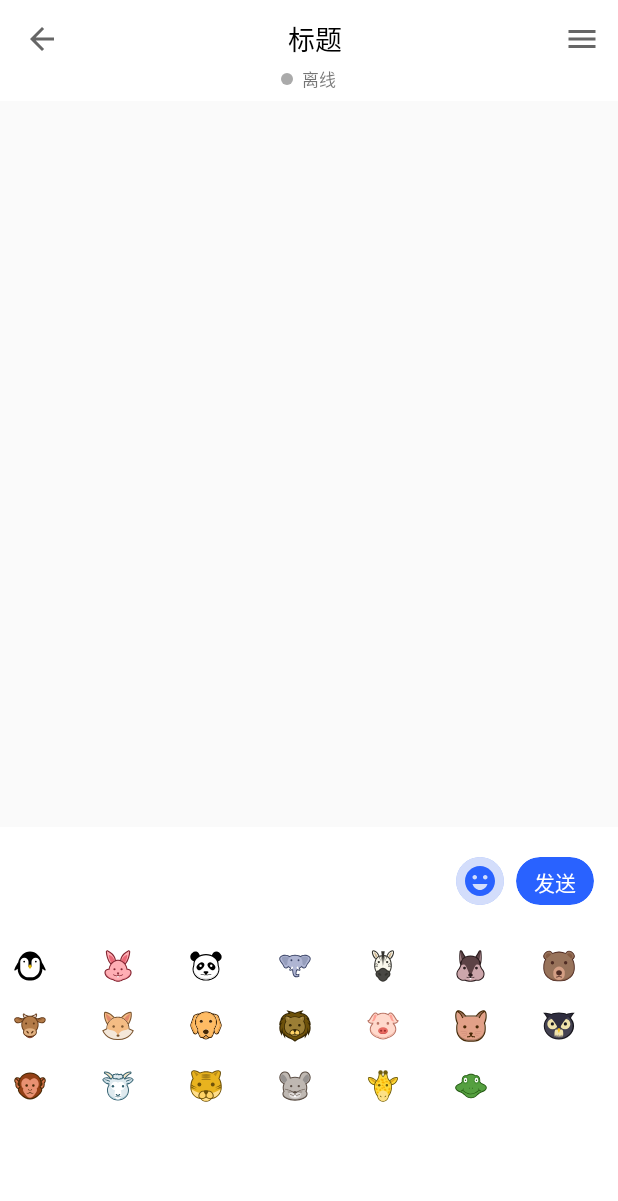
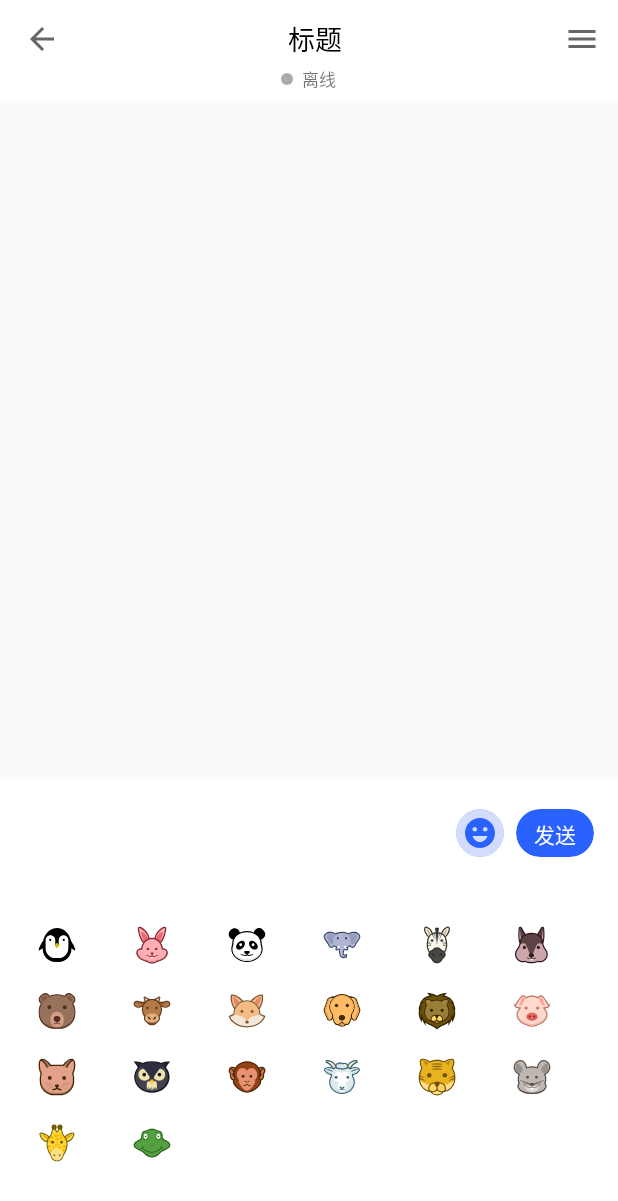
Before and after one commit to StupidTrees/CloudLiter-kotlin, an Android app: the ChatActivity screen opened directly, with no data from a screen before it, on a phone screen of 412 x 824 dp. Shown: the top 1201 px of the screen. Run offline under Robolectric (Android 15) with nearby library versions, the phone set to English and light mode, and no system bars; our stand-ins replace ButterKnife; libraries missing offline, so code that uses them is left out: net.cachapa.expandablelayout; plain views replace ExpandableLayout; 2 statements that could not run were skipped.

Commit message:
修改部分ui

```diff
--- a/app/src/main/AndroidManifest.xml
+++ b/app/src/main/AndroidManifest.xml
@@ -18,9 +18,6 @@
         <!-- 不加↑这两行，裁剪没法用 -->
         <activity
             android:name=".ui.conversation.ConversationActivity"
-            android:launchMode="singleTask" />
-        <activity
-            android:name=".ui.relation.RelationActivity"
             android:launchMode="singleTask" />
         <activity
             android:name=".ui.myprofile.MyProfileActivity"
--- a/app/src/main/java/com/stupidtree/hichat/ui/chat/ChatActivity.java
+++ b/app/src/main/java/com/stupidtree/hichat/ui/chat/ChatActivity.java
@@ -44,6 +44,7 @@ import java.util.ArrayList;
 import java.util.Collections;
 import java.util.LinkedList;
 import java.util.List;
+import java.util.Locale;
 import java.util.Objects;
 
 import butterknife.BindView;
@@ -234,6 +235,7 @@ public class ChatActivity extends BaseActivity<ChatViewModel> {
             if (expandableLayout.isExpanded()) {
                 collapseEmotionPanel();
             } else {
+                hideSoftInput(getApplicationContext(),inputEditText);
                 expandEmotionPanel();
             }
         });
@@ -242,52 +244,16 @@ public class ChatActivity extends BaseActivity<ChatViewModel> {
     private List<Yunmoji> ymList = new ArrayList<>();
 
     public void initYunmoji() {
-        Yunmoji i001 = new Yunmoji(getResources().getIdentifier("yunmoji_y" + "001", "drawable", getPackageName()));
-        ymList.add(i001);
-        Yunmoji i002 = new Yunmoji(getResources().getIdentifier("yunmoji_y" + "002", "drawable", getPackageName()));
-        ymList.add(i002);
-        Yunmoji i003 = new Yunmoji(getResources().getIdentifier("yunmoji_y" + "003", "drawable", getPackageName()));
-        ymList.add(i003);
-        Yunmoji i004 = new Yunmoji(getResources().getIdentifier("yunmoji_y" + "004", "drawable", getPackageName()));
-        ymList.add(i004);
-        Yunmoji i005 = new Yunmoji(getResources().getIdentifier("yunmoji_y" + "005", "drawable", getPackageName()));
-        ymList.add(i005);
-        Yunmoji i006 = new Yunmoji(getResources().getIdentifier("yunmoji_y" + "006", "drawable", getPackageName()));
-        ymList.add(i006);
-        Yunmoji i007 = new Yunmoji(getResources().getIdentifier("yunmoji_y" + "007", "drawable", getPackageName()));
-        ymList.add(i007);
-        Yunmoji i008 = new Yunmoji(getResources().getIdentifier("yunmoji_y" + "008", "drawable", getPackageName()));
-        ymList.add(i008);
-        Yunmoji i009 = new Yunmoji(getResources().getIdentifier("yunmoji_y" + "009", "drawable", getPackageName()));
-        ymList.add(i009);
-        Yunmoji i010 = new Yunmoji(getResources().getIdentifier("yunmoji_y" + "010", "drawable", getPackageName()));
-        ymList.add(i010);
-        Yunmoji i011 = new Yunmoji(getResources().getIdentifier("yunmoji_y" + "011", "drawable", getPackageName()));
-        ymList.add(i011);
-        Yunmoji i012 = new Yunmoji(getResources().getIdentifier("yunmoji_y" + "012", "drawable", getPackageName()));
-        ymList.add(i012);
-        Yunmoji i013 = new Yunmoji(getResources().getIdentifier("yunmoji_y" + "013", "drawable", getPackageName()));
-        ymList.add(i013);
-        Yunmoji i014 = new Yunmoji(getResources().getIdentifier("yunmoji_y" + "014", "drawable", getPackageName()));
-        ymList.add(i014);
-        Yunmoji i015 = new Yunmoji(getResources().getIdentifier("yunmoji_y" + "015", "drawable", getPackageName()));
-        ymList.add(i015);
-        Yunmoji i016 = new Yunmoji(getResources().getIdentifier("yunmoji_y" + "016", "drawable", getPackageName()));
-        ymList.add(i016);
-        Yunmoji i017 = new Yunmoji(getResources().getIdentifier("yunmoji_y" + "017", "drawable", getPackageName()));
-        ymList.add(i017);
-        Yunmoji i018 = new Yunmoji(getResources().getIdentifier("yunmoji_y" + "018", "drawable", getPackageName()));
-        ymList.add(i018);
-        Yunmoji i019 = new Yunmoji(getResources().getIdentifier("yunmoji_y" + "019", "drawable", getPackageName()));
-        ymList.add(i019);
-        Yunmoji i020 = new Yunmoji(getResources().getIdentifier("yunmoji_y" + "020", "drawable", getPackageName()));
-        ymList.add(i020);
-
+       ;
+        for(int i=1;i<21;i++){
+            Yunmoji item = new Yunmoji(getResources().getIdentifier( String.format(Locale.getDefault(),"yunmoji_y%03d",i) , "drawable", getPackageName()));
+            ymList.add(item);
+        }
     }
 
     //初始化表情列表
     private void setUpYunmojiList(){
-        yunmojiList.setLayoutManager(new GridLayoutManager(this,7));
+        yunmojiList.setLayoutManager(new GridLayoutManager(this,6));
         //1：初始化表情资源
         initYunmoji();
         //2：初始化适配器
@@ -522,12 +488,7 @@ public class ChatActivity extends BaseActivity<ChatViewModel> {
             holder.image.setImageResource(yunmoji.getImageID());
             //表示当这项的图片点击时调用onItemClickListener
             if(mOnItemClickListener!=null){
-                holder.image.setOnClickListener(new View.OnClickListener() {
-                    @Override
-                    public void onClick(View view) {
-                        mOnItemClickListener.onItemClick(data, view, position);
-                    }
-                });
+                holder.image.setOnClickListener(view -> mOnItemClickListener.onItemClick(data, view, position));
             }
         }
 
--- a/app/src/main/java/com/stupidtree/hichat/ui/widgets/EmoticonsEditText.java
+++ b/app/src/main/java/com/stupidtree/hichat/ui/widgets/EmoticonsEditText.java
@@ -67,7 +67,7 @@ public class EmoticonsEditText extends androidx.appcompat.widget.AppCompatEditTe
                 String key = faceText.substring(1);
                 key = key.substring(key.indexOf("[") + 1, key.indexOf("]"));
                 int imageId = getContext().getResources().getIdentifier("yunmoji_" + key, "drawable", getContext().getPackageName());
-                Bitmap bitmap = ImageUtils.getBitmapFromDrawable(getContext(), imageId,getTextSize()*1.2f);
+                Bitmap bitmap = ImageUtils.getBitmapFromDrawable(getContext(), imageId,getTextSize()*1.4f);
                 ImageSpan imageSpan = new ImageSpan(getContext(), bitmap);
                 int startIndex = text.indexOf(faceText, start);
                 int endIndex = startIndex + faceText.length();
--- a/app/src/main/java/com/stupidtree/hichat/ui/widgets/EmoticonsTextView.java
+++ b/app/src/main/java/com/stupidtree/hichat/ui/widgets/EmoticonsTextView.java
@@ -52,7 +52,7 @@ public class EmoticonsTextView extends androidx.appcompat.widget.AppCompatTextVi
                 String key = faceText.substring(1);
                 key = key.substring(key.indexOf("[") + 1, key.indexOf("]"));
                 int imageId = getContext().getResources().getIdentifier("yunmoji_" + key, "drawable", getContext().getPackageName());
-                Bitmap bitmap = ImageUtils.getBitmapFromDrawable(getContext(), imageId,getTextSize()*1.2f);
+                Bitmap bitmap = ImageUtils.getBitmapFromDrawable(getContext(), imageId,getTextSize()*1.4f);
                 ImageSpan imageSpan = new ImageSpan(getContext(), bitmap);
                 int startIndex = text.indexOf(faceText, start);
                 int endIndex = startIndex + faceText.length();
--- a/app/src/main/java/com/stupidtree/hichat/ui/widgets/PopUpText.java
+++ b/app/src/main/java/com/stupidtree/hichat/ui/widgets/PopUpText.java
@@ -6,6 +6,7 @@ import android.widget.TextView;
 import androidx.annotation.StringRes;
 
 import com.stupidtree.hichat.R;
+import com.stupidtree.hichat.utils.TextUtils;
 
 import butterknife.BindView;
 
@@ -74,8 +75,11 @@ public class PopUpText extends TransparentBottomSheetDialog {
         if (init_title != null) {
             title.setText(init_title);
         }
-        if (init_text != null) {
+        if (!TextUtils.isEmpty(init_text)) {
             textView.setText(init_text);
+            textView.setVisibility(View.VISIBLE);
+        }else{
+            textView.setVisibility(View.GONE);
         }
         if (isCancelable()) {
             cancel.setVisibility(View.VISIBLE);
--- a/app/src/main/res/layout/activity_chat.xml
+++ b/app/src/main/res/layout/activity_chat.xml
@@ -178,7 +178,9 @@
             <androidx.recyclerview.widget.RecyclerView
                 android:id="@+id/yunmoji_list"
                 android:layout_width="match_parent"
-                android:layout_height="200dp" />
+                android:layout_height="200dp"
+                android:layout_margin="16dp"
+                android:overScrollMode="never" />
         </net.cachapa.expandablelayout.ExpandableLayout>
     </LinearLayout>
 </LinearLayout>
--- a/app/src/main/res/layout/activity_chat_yunmoji_item.xml
+++ b/app/src/main/res/layout/activity_chat_yunmoji_item.xml
@@ -6,8 +6,10 @@
 
     <ImageView
         android:id="@+id/image"
-        android:layout_width="24dp"
-        android:layout_height="24dp"
+        android:layout_width="28dp"
+        android:layout_height="28dp"
         android:layout_margin="8dp"
+        android:clickable="true"
+        android:foreground="?attr/selectableItemBackground"
         app:srcCompat="@drawable/yunmoji_y017" />
 </LinearLayout>
```
Also changed, not shown: app/src/main/java/com/stupidtree/hichat/ui/profile/ProfileActivity.java (+1 -10 lines), app/src/main/java/com/stupidtree/hichat/utils/ActivityUtils.java (+0 -13 lines), app/src/main/res/layout/activity_profile.xml (+0 -34 lines).
